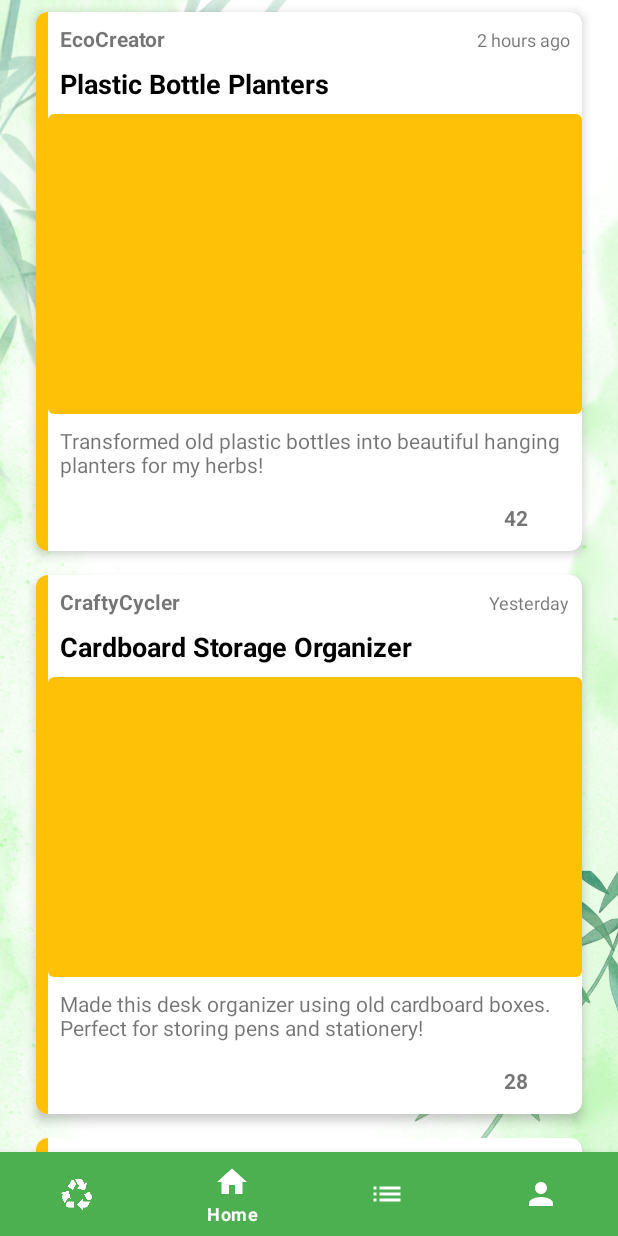
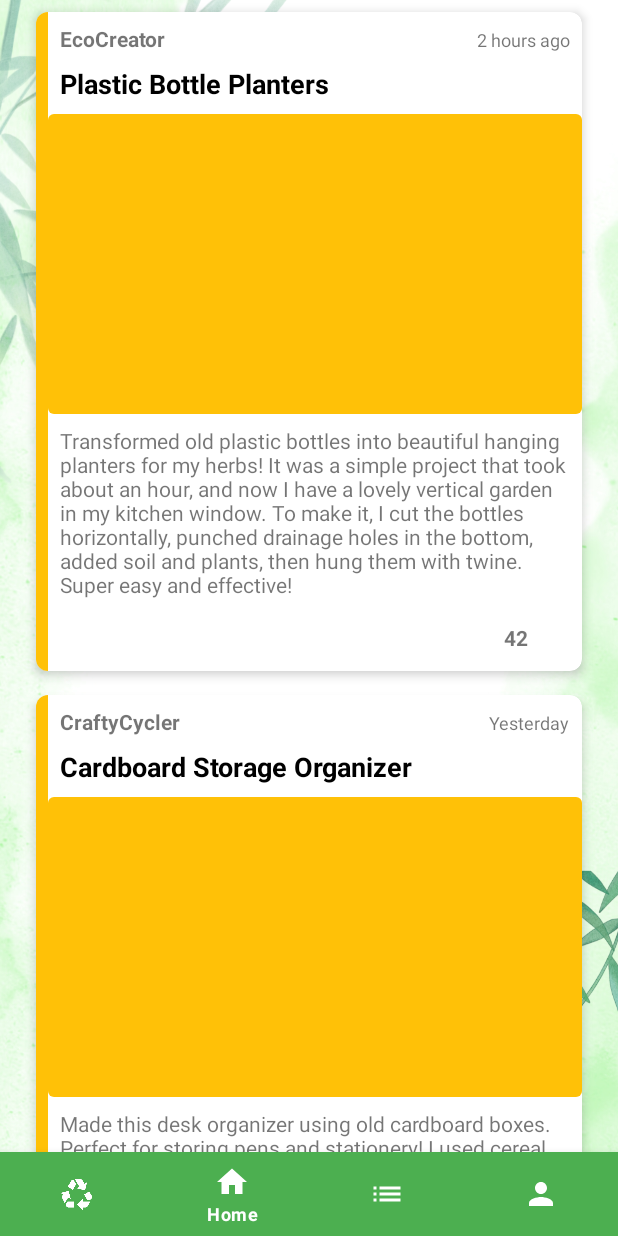
Before and after one commit to samkul-swe/SUYT, an Android app: the screen it shows after launch once a user with an empty profile is signed in (MainActivity), on a phone screen of 412 x 824 dp. Run offline under Robolectric (Android 15) with nearby library versions, the phone set to English and light mode, and no system bars; our stand-ins replace Firebase (no records; nobody signed in at launch, a user with empty details on screens opened directly); Roboto replaces fonts that are not available here.

Commit message:
Changes again

```diff
--- a/app/src/main/java/edu/northeastern/suyt/controller/RecyclingPostController.java
+++ b/app/src/main/java/edu/northeastern/suyt/controller/RecyclingPostController.java
@@ -6,15 +6,21 @@ import java.util.List;
 import edu.northeastern.suyt.model.RecyclingPost;
 
 public class RecyclingPostController {
-    public List<RecyclingPost> getAllPosts() {
-        // Dummy data for now
-        List<RecyclingPost> posts = new ArrayList<>();
+    // In a real app, this would interface with a database or API
+    private List<RecyclingPost> posts;
 
+    public RecyclingPostController() {
+        // Initialize with sample data
+        posts = new ArrayList<>();
+        populateSamplePosts();
+    }
+
+    private void populateSamplePosts() {
         posts.add(new RecyclingPost(
                 1,
                 "EcoCreator",
                 "Plastic Bottle Planters",
-                "Transformed old plastic bottles into beautiful hanging planters for my herbs!",
+                "Transformed old plastic bottles into beautiful hanging planters for my herbs! It was a simple project that took about an hour, and now I have a lovely vertical garden in my kitchen window. To make it, I cut the bottles horizontally, punched drainage holes in the bottom, added soil and plants, then hung them with twine. Super easy and effective!",
                 "plastic_bottle_planter.jpg",
                 "Reuse",
                 42,
@@ -25,7 +31,7 @@ public class RecyclingPostController {
                 2,
                 "CraftyCycler",
                 "Cardboard Storage Organizer",
-                "Made this desk organizer using old cardboard boxes. Perfect for storing pens and stationery!",
+                "Made this desk organizer using old cardboard boxes. Perfect for storing pens and stationery! I used cereal boxes, cut them to size, covered them with decorative paper, and assembled with hot glue. Now my workspace is so much tidier, and I didn't have to buy a new organizer. Win-win!",
                 "cardboard_organizer.jpg",
                 "Reuse",
                 28,
@@ -36,7 +42,7 @@ public class RecyclingPostController {
                 3,
                 "GreenThumb",
                 "Tin Can Herb Garden",
-                "Repurposed old tin cans as planters for my windowsill herb garden. Added some paint for color!",
+                "Repurposed old tin cans as planters for my windowsill herb garden. Added some paint for color! I removed the labels, sanded any sharp edges, punched drainage holes in the bottom, then painted them with leftover paint. Now I have fresh herbs for cooking, and they look so cute on my windowsill!",
                 "tin_can_garden.jpg",
                 "Reuse",
                 37,
@@ -47,7 +53,7 @@ public class RecyclingPostController {
                 4,
                 "EarthSaver",
                 "Scrap Fabric Wall Art",
-                "Used scrap fabric pieces to create this colorful wall hanging. Great way to use up fabric scraps!",
+                "Used scrap fabric pieces to create this colorful wall hanging. Great way to use up fabric scraps! I had so many fabric pieces left over from sewing projects, and couldn't bear to throw them away. I arranged them by color to create a rainbow pattern and stitched them onto a backing. Now it's a focal point in my craft room!",
                 "fabric_wall_art.jpg",
                 "Reuse",
                 54,
@@ -58,22 +64,23 @@ public class RecyclingPostController {
                 5,
                 "RecycleKing",
                 "Paper Mache Lampshade",
-                "Created this unique lampshade using old newspapers and paper mache. Love how it turned out!",
+                "Created this unique lampshade using old newspapers and paper mache. Love how it turned out! I tore up old newspapers, mixed flour and water to make paste, and layered them over a balloon. After it dried, I popped the balloon, cut out the bottom, and added it to an old lamp base. The light has a lovely warm glow through the paper.",
                 "paper_mache_lamp.jpg",
                 "Recycle",
                 63,
                 "Last week"
         ));
+    }
 
+    public List<RecyclingPost> getAllPosts() {
         return posts;
     }
 
     public List<RecyclingPost> getPostsByCategory(String category) {
         // Filter posts by category
-        List<RecyclingPost> allPosts = getAllPosts();
         List<RecyclingPost> filteredPosts = new ArrayList<>();
 
-        for (RecyclingPost post : allPosts) {
+        for (RecyclingPost post : posts) {
             if (post.getCategory().equalsIgnoreCase(category)) {
                 filteredPosts.add(post);
             }
@@ -82,9 +89,19 @@ public class RecyclingPostController {
         return filteredPosts;
     }
 
+    public RecyclingPost getPostById(int id) {
+        for (RecyclingPost post : posts) {
+            if (post.getId() == id) {
+                return post;
+            }
+        }
+        return null;
+    }
+
     public void likePost(int postId) {
-        // In a real app, this would update the like count in the database
-        // For now, we'll just log it
-        System.out.println("Liked post with ID: " + postId);
+        RecyclingPost post = getPostById(postId);
+        if (post != null) {
+            post.setLikes(post.getLikes() + 1);
+        }
     }
 }
--- a/app/src/main/java/edu/northeastern/suyt/controller/UserStatsController.java
+++ b/app/src/main/java/edu/northeastern/suyt/controller/UserStatsController.java
@@ -3,9 +3,54 @@ package edu.northeastern.suyt.controller;
 import edu.northeastern.suyt.model.UserStats;
 
 public class UserStatsController {
+    // In a real app, this would interface with a database or API
+
     public UserStats getUserStats() {
         // For now, return dummy data to simulate user stats
         return new UserStats(125, 85, 210, 42);
+    }
+
+    public String getUserRank() {
+        // This would calculate the user's rank based on their stats
+        // For now, return a dummy rank
+        UserStats stats = getUserStats();
+        int totalPoints = stats.getTotalPoints();
+
+        if (totalPoints > 400) {
+            return "Rank: Eco Warrior";
+        } else if (totalPoints > 300) {
+            return "Rank: Sustainability Pro";
+        } else if (totalPoints > 200) {
+            return "Rank: Green Guardian";
+        } else if (totalPoints > 100) {
+            return "Rank: Earth Protector";
+        } else {
+            return "Rank: Recycling Rookie";
+        }
+    }
+
+    public int getAheadOfUsersPercentage() {
+        // This would calculate what percentage of users the current user is ahead of
+        // For now, return a dummy percentage
+        UserStats stats = getUserStats();
+        int totalPoints = stats.getTotalPoints();
+
+        // Simple calculation based on total points for demo purposes
+        // In a real app, this would compare to actual user statistics
+        return Math.min(100, totalPoints / 5);
+    }
+
+    public float calculateCO2Saved() {
+        // This would calculate estimated CO2 savings based on activities
+        // For now, return a dummy value
+        UserStats stats = getUserStats();
+
+        // Simple calculation based on points for demo purposes
+        float recycleImpact = stats.getRecyclePoints() * 0.15f;  // kg CO2 per recycle point
+        float reuseImpact = stats.getReusePoints() * 0.25f;      // kg CO2 per reuse point
+        float reduceImpact = stats.getReducePoints() * 0.3f;     // kg CO2 per reduce point
+
+        return recycleImpact + reuseImpact + reduceImpact;
     }
 
     public String getRecycleInfo() {
--- a/app/src/main/java/edu/northeastern/suyt/ui/adapters/PostAdapter.java
+++ b/app/src/main/java/edu/northeastern/suyt/ui/adapters/PostAdapter.java
@@ -13,17 +13,20 @@ import androidx.recyclerview.widget.RecyclerView;
 import java.util.List;
 
 import edu.northeastern.suyt.R;
-import edu.northeastern.suyt.controller.RecyclingPostController;
 import edu.northeastern.suyt.model.RecyclingPost;
 
 public class PostAdapter extends RecyclerView.Adapter<PostAdapter.PostViewHolder> {
 
-    private final List<RecyclingPost> posts;
-    private final RecyclingPostController postController;
+    private List<RecyclingPost> posts;
+    private OnPostClickListener listener;
 
-    public PostAdapter(List<RecyclingPost> posts) {
+    public interface OnPostClickListener {
+        void onPostClick(RecyclingPost post);
+    }
+
+    public PostAdapter(List<RecyclingPost> posts, OnPostClickListener listener) {
         this.posts = posts;
-        this.postController = new RecyclingPostController();
+        this.listener = listener;
     }
 
     @NonNull
@@ -43,8 +46,8 @@ public class PostAdapter extends RecyclerView.Adapter<PostAdapter.PostViewHolder
         holder.likesTextView.setText(String.valueOf(post.getLikes()));
         holder.dateTextView.setText(post.getDate());
 
-        // In a real app, we would load the image using a library like Glide or Picasso
-        // For now, we'll use a placeholder based on the category
+        // In a real app, load image using a library like Glide or Picasso
+        // For this example, use placeholder based on category
         if (post.getCategory().equals("Reuse")) {
             holder.postImageView.setImageResource(R.drawable.placeholder_reuse);
         } else if (post.getCategory().equals("Recycle")) {
@@ -64,10 +67,16 @@ public class PostAdapter extends RecyclerView.Adapter<PostAdapter.PostViewHolder
 
         // Set up like button click listener
         holder.likeButton.setOnClickListener(v -> {
-            // In a real app, this would update the like count in the database
+            // Increment likes and update UI
             post.setLikes(post.getLikes() + 1);
             holder.likesTextView.setText(String.valueOf(post.getLikes()));
-            postController.likePost(post.getId());
+        });
+
+        // Set up item click listener to open post details
+        holder.itemView.setOnClickListener(v -> {
+            if (listener != null) {
+                listener.onPostClick(post);
+            }
         });
     }
 
--- a/app/src/main/java/edu/northeastern/suyt/ui/fragments/HomeFragment.java
+++ b/app/src/main/java/edu/northeastern/suyt/ui/fragments/HomeFragment.java
@@ -1,5 +1,6 @@
 package edu.northeastern.suyt.ui.fragments;
 
+import android.content.Intent;
 import android.os.Bundle;
 
 import androidx.annotation.NonNull;
@@ -20,15 +21,21 @@ import edu.northeastern.suyt.controller.RecyclingPostController;
 import edu.northeastern.suyt.controller.UserStatsController;
 import edu.northeastern.suyt.model.RecyclingPost;
 import edu.northeastern.suyt.model.UserStats;
+import edu.northeastern.suyt.ui.activities.PostDetailActivity;
 import edu.northeastern.suyt.ui.adapters.PostAdapter;
 
-public class HomeFragment extends Fragment {
+public class HomeFragment extends Fragment implements PostAdapter.OnPostClickListener {
 
+
+    private TextView userRankTextView;
+    private TextView totalPointsTextView;
+    private TextView aheadOfUsersTextView;
+    private TextView co2SavedTextView;
+    private RecyclerView recyclerView;
+    private PostAdapter adapter;
+
+    private RecyclingPostController postController;
     private UserStatsController statsController;
-
-    private TextView totalPointsTextView;
-    private TextView moneySavedTextView;
-    private TextView localUpdateTextView;
 
     @Nullable
     @Override
@@ -36,27 +43,34 @@ public class HomeFragment extends Fragment {
         View view = inflater.inflate(R.layout.fragment_home, container, false);
 
         // Initialize controllers
-        RecyclingPostController postController = new RecyclingPostController();
+        postController = new RecyclingPostController();
         statsController = new UserStatsController();
 
-        // Initialize user stats views
+        // Initialize views
+        userRankTextView = view.findViewById(R.id.user_rank_text_view);
         totalPointsTextView = view.findViewById(R.id.total_points_text_view);
-        moneySavedTextView = view.findViewById(R.id.money_saved_text_view);
-        localUpdateTextView = view.findViewById(R.id.local_update_text_view);
+        aheadOfUsersTextView = view.findViewById(R.id.ahead_of_users_text_view);
+        co2SavedTextView = view.findViewById(R.id.co2_saved_text_view);
+        recyclerView = view.findViewById(R.id.recycler_view);
+
+        // Set up recycler view
+        recyclerView.setLayoutManager(new LinearLayoutManager(getContext()));
 
         // Load user stats
         loadUserStats();
 
-        // Set up recycler view for posts
-        RecyclerView recyclerView = view.findViewById(R.id.recycler_view);
-        recyclerView.setLayoutManager(new LinearLayoutManager(getContext()));
-
-        // Load and display community posts
-        List<RecyclingPost> posts = postController.getAllPosts();
-        PostAdapter adapter = new PostAdapter(posts);
-        recyclerView.setAdapter(adapter);
+        // Load community posts
+        loadCommunityPosts();
 
         return view;
+    }
+
+    @Override
+    public void onResume() {
+        super.onResume();
+        // Refresh data when returning to this fragment
+        loadUserStats();
+        loadCommunityPosts();
     }
 
     private void loadUserStats() {
@@ -64,27 +78,32 @@ public class HomeFragment extends Fragment {
         UserStats stats = statsController.getUserStats();
 
         // Update UI with stats
+        userRankTextView.setText(statsController.getUserRank());
         totalPointsTextView.setText(String.valueOf(stats.getTotalPoints()));
 
-        // Calculate money saved (example calculation - $0.10 per point)
-        double moneySaved = stats.getTotalPoints() * 0.10;
-        moneySavedTextView.setText(String.format("$%.2f", moneySaved));
+        // Calculate and display stats for comparison
+        int aheadPercentage = statsController.getAheadOfUsersPercentage();
+        aheadOfUsersTextView.setText(String.format("You're ahead of %d%% of users", aheadPercentage));
 
-        // Set local recycling update (in a real app, this would come from a location-based service)
-        localUpdateTextView.setText(getLocalRecyclingUpdate());
+        // Display CO2 savings
+        float co2Saved = statsController.calculateCO2Saved();
+        co2SavedTextView.setText(String.format("%.1f kg CO2 saved", co2Saved));
     }
 
-    private String getLocalRecyclingUpdate() {
-        // In a real app, this would fetch data based on user's location
-        // For now, we'll return a static message
-        return "San Jose now accepts clean pizza boxes in recycling bins! " +
-                "Remember to remove any food residue before recycling.";
+    private void loadCommunityPosts() {
+        // Get all posts from controller
+        List<RecyclingPost> posts = postController.getAllPosts();
+
+        // Initialize adapter with posts and click listener
+        adapter = new PostAdapter(posts, this);
+        recyclerView.setAdapter(adapter);
     }
 
     @Override
-    public void onResume() {
-        super.onResume();
-        // Refresh stats when returning to this fragment
-        loadUserStats();
+    public void onPostClick(RecyclingPost post) {
+        // Open post detail activity when a post is clicked
+        Intent intent = new Intent(getActivity(), PostDetailActivity.class);
+        intent.putExtra("POST_ID", post.getId());
+        startActivity(intent);
     }
 }
--- a/app/src/main/res/layout/fragment_home.xml
+++ b/app/src/main/res/layout/fragment_home.xml
@@ -2,7 +2,8 @@
 <androidx.core.widget.NestedScrollView xmlns:android="http://schemas.android.com/apk/res/android"
     xmlns:app="http://schemas.android.com/apk/res-auto"
     android:layout_width="match_parent"
-    android:layout_height="match_parent">
+    android:layout_height="match_parent"
+    android:fillViewport="true">
 
     <androidx.constraintlayout.widget.ConstraintLayout
         android:layout_width="match_parent"
@@ -16,6 +17,7 @@
             android:layout_height="wrap_content"
             app:cardCornerRadius="8dp"
             app:cardElevation="4dp"
+            android:layout_marginBottom="16dp"
             app:layout_constraintTop_toTopOf="parent">
 
             <LinearLayout
@@ -23,6 +25,13 @@
                 android:layout_height="wrap_content"
                 android:orientation="vertical"
                 android:padding="16dp">
+
+                <!-- Header Row -->
+                <LinearLayout
+                    android:layout_width="match_parent"
+                    android:layout_height="wrap_content"
+                    android:orientation="horizontal"
+                    android:gravity="center_vertical">
 
                     <TextView
                         android:layout_width="wrap_content"
@@ -32,18 +41,43 @@
                         android:textStyle="bold"
                         android:textColor="@color/colorPrimary" />
 
+                    <View
+                        android:layout_width="0dp"
+                        android:layout_height="1dp"
+                        android:layout_weight="1" />
+
+                    <TextView
+                        android:id="@+id/user_rank_text_view"
+                        android:layout_width="wrap_content"
+                        android:layout_height="wrap_content"
+                        android:text="Rank: Eco Warrior"
+                        android:textStyle="bold"
+                        android:textColor="@color/colorAccent" />
+
+                </LinearLayout>
+
+                <!-- Divider -->
+                <View
+                    android:layout_width="match_parent"
+                    android:layout_height="1dp"
+                    android:background="#E0E0E0"
+                    android:layout_marginTop="8dp"
+                    android:layout_marginBottom="12dp" />
+
+                <!-- Stats Row 1 -->
                 <LinearLayout
                     android:layout_width="match_parent"
                     android:layout_height="wrap_content"
                     android:orientation="horizontal"
-                    android:layout_marginTop="8dp">
+                    android:layout_marginBottom="16dp">
 
                     <!-- Total Points -->
                     <LinearLayout
                         android:layout_width="0dp"
                         android:layout_height="wrap_content"
                         android:layout_weight="1"
-                        android:orientation="vertical">
+                        android:orientation="vertical"
+                        android:gravity="center">
 
                         <TextView
                             android:id="@+id/total_points_text_view"
@@ -61,64 +95,42 @@
                             android:textSize="14sp" />
                     </LinearLayout>
 
-                    <!-- Money Saved -->
+                    <!-- CO2 Saved -->
                     <LinearLayout
                         android:layout_width="0dp"
                         android:layout_height="wrap_content"
                         android:layout_weight="1"
-                        android:orientation="vertical">
+                        android:orientation="vertical"
+                        android:gravity="center">
 
                         <TextView
-                            android:id="@+id/money_saved_text_view"
+                            android:id="@+id/co2_saved_text_view"
                             android:layout_width="wrap_content"
                             android:layout_height="wrap_content"
-                            android:text="$42.00"
+                            android:text="42.5 kg"
                             android:textSize="24sp"
                             android:textStyle="bold"
-                            android:textColor="@color/colorAccent" />
+                            android:textColor="@color/colorPrimary" />
 
                         <TextView
                             android:layout_width="wrap_content"
                             android:layout_height="wrap_content"
-                            android:text="Money Saved"
+                            android:text="CO2 Saved"
                             android:textSize="14sp" />
                     </LinearLayout>
                 </LinearLayout>
-            </LinearLayout>
-        </androidx.cardview.widget.CardView>
 
-        <!-- Local Recycling Update Card -->
-        <androidx.cardview.widget.CardView
-            android:id="@+id/local_update_card"
+                <!-- User Comparison -->
+                <TextView
+                    android:id="@+id/ahead_of_users_text_view"
                     android:layout_width="match_parent"
                     android:layout_height="wrap_content"
-            android:layout_marginTop="16dp"
-            app:cardCornerRadius="8dp"
-            app:cardElevation="4dp"
-            app:layout_constraintTop_toBottomOf="@id/user_stats_card">
+                    android:text="You're ahead of 78% of users"
+                    android:textSize="16sp"
+                    android:textStyle="italic"
+                    android:textColor="@color/colorAccent"
+                    android:gravity="center" />
 
-            <LinearLayout
-                android:layout_width="match_parent"
-                android:layout_height="wrap_content"
-                android:orientation="vertical"
-                android:padding="16dp">
-
-                <TextView
-                    android:layout_width="wrap_content"
-                    android:layout_height="wrap_content"
-                    android:text="Local Recycling Update"
-                    android:textSize="18sp"
-                    android:textStyle="bold"
-                    android:textColor="@color/colorPrimary" />
-
-                <TextView
-                    android:id="@+id/local_update_text_view"
-                    android:layout_width="match_parent"
-                    android:layout_height="wrap_content"
-                    android:layout_marginTop="8dp"
-                    android:text="San Jose now accepts clean pizza boxes in recycling bins! Remember to remove any food residue before recycling."
-                    android:textSize="14sp"
-                    android:lineSpacingExtra="4dp" />
             </LinearLayout>
         </androidx.cardview.widget.CardView>
 
@@ -127,18 +139,18 @@
             android:id="@+id/community_title"
             android:layout_width="match_parent"
             android:layout_height="wrap_content"
-            android:layout_marginTop="24dp"
-            android:text="Community Recycling Projects"
+            android:text="Community Projects"
             android:textSize="18sp"
             android:textStyle="bold"
             android:textColor="@color/colorPrimary"
-            app:layout_constraintTop_toBottomOf="@id/local_update_card" />
+            android:layout_marginTop="8dp"
+            android:layout_marginBottom="8dp"
+            app:layout_constraintTop_toBottomOf="@id/user_stats_card" />
 
         <androidx.recyclerview.widget.RecyclerView
             android:id="@+id/recycler_view"
             android:layout_width="match_parent"
             android:layout_height="wrap_content"
-            android:layout_marginTop="8dp"
             android:nestedScrollingEnabled="false"
             app:layout_constraintTop_toBottomOf="@id/community_title" />
 
```
Also changed, not shown: app/src/main/AndroidManifest.xml (+5 -2 lines), app/src/main/java/edu/northeastern/suyt/ui/activities/PostDetailActivity.java (added, +145 -0 lines), app/src/main/res/drawable/ic_menu_like.xml (added, +11 -0 lines), app/src/main/res/layout/activity_post_detail.xml (added, +193 -0 lines). Lines whose indentation alone changed are shown as unchanged.
